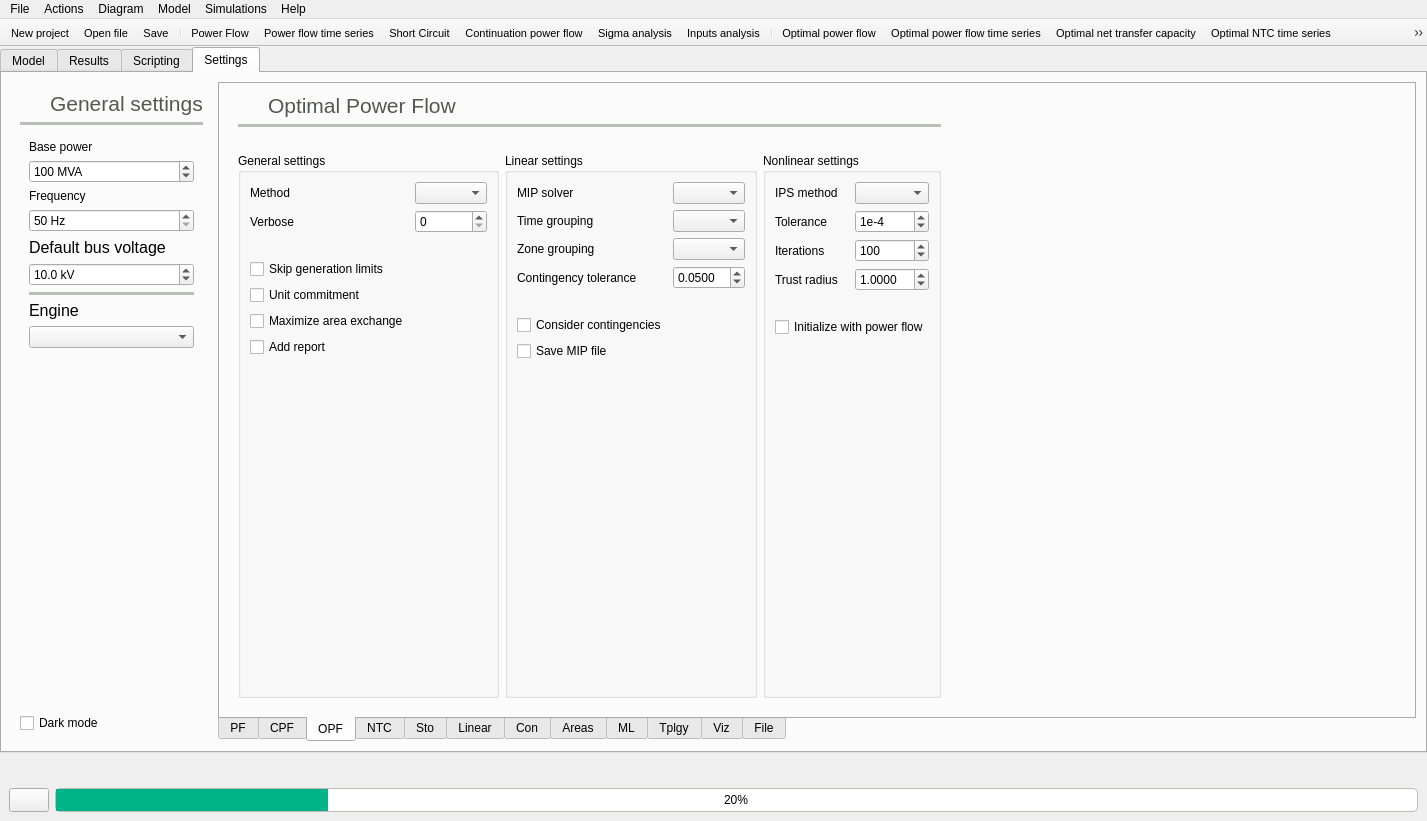
Before: the Qt Designer form src/GridCal/Gui/Main/MainWindow.ui in SanPen/GridCal, drawn with Qt 5.
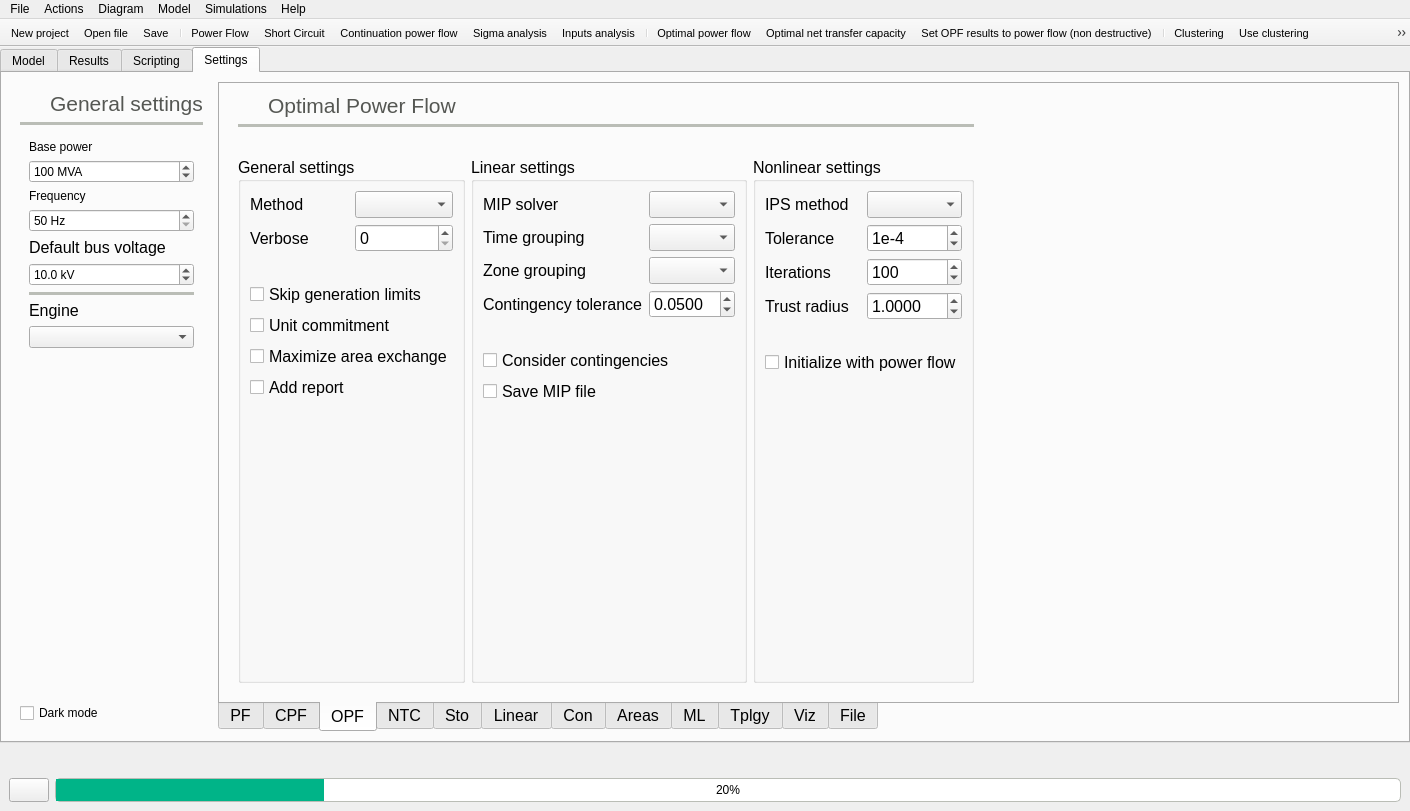
After: the same form once the commit is applied. The open tabs and pages were chosen to show the change. Icons and pictures are not drawn.

What changed in the file:
```diff
--- a/src/GridCal/Gui/Main/MainWindow.ui
+++ b/src/GridCal/Gui/Main/MainWindow.ui
@@ -6,8 +6,8 @@
    <rect>
     <x>0</x>
     <y>0</y>
-    <width>1427</width>
-    <height>821</height>
+    <width>1410</width>
+    <height>811</height>
    </rect>
   </property>
   <property name="baseSize">
@@ -2253,6 +2253,11 @@
           <property name="enabled">
            <bool>true</bool>
           </property>
+          <property name="font">
+           <font>
+            <pointsize>12</pointsize>
+           </font>
+          </property>
           <property name="toolTip">
            <string>Select the solver in the OPF tab and the areas in the areas tab</string>
           </property>
@@ -2263,11 +2268,20 @@
            <enum>QTabWidget::South</enum>
           </property>
           <property name="currentIndex">
-           <number>0</number>
+           <number>10</number>
+          </property>
+          <property name="iconSize">
+           <size>
+            <width>16</width>
+            <height>16</height>
+           </size>
           </property>
           <property name="elideMode">
            <enum>Qt::ElideNone</enum>
           </property>
+          <property name="usesScrollButtons">
+           <bool>false</bool>
+          </property>
           <property name="documentMode">
            <bool>false</bool>
           </property>
@@ -3142,6 +3156,7 @@
                 <widget class="QGroupBox" name="groupBox_3">
                  <property name="font">
                   <font>
+                   <pointsize>12</pointsize>
                    <bold>false</bold>
                   </font>
                  </property>
@@ -3277,6 +3292,7 @@
                 <widget class="QGroupBox" name="groupBox">
                  <property name="font">
                   <font>
+                   <pointsize>12</pointsize>
                    <bold>false</bold>
                   </font>
                  </property>
@@ -3298,23 +3314,6 @@
                     </property>
                    </widget>
                   </item>
-                  <item row="5" column="0">
-                   <widget class="QCheckBox" name="considerContingenciesOpfCheckBox">
-                    <property name="text">
-                     <string>Consider contingencies</string>
-                    </property>
-                   </widget>
-                  </item>
-                  <item row="9" column="0">
-                   <widget class="QCheckBox" name="save_mip_checkBox">
-                    <property name="toolTip">
-                     <string>&lt;html&gt;&lt;head/&gt;&lt;body&gt;&lt;p&gt;The program will save the MIP file in .lp format in the user GridCal folder before running a linear optimization study.&lt;/p&gt;&lt;/body&gt;&lt;/html&gt;</string>
-                    </property>
-                    <property name="text">
-                     <string>Save MIP file</string>
-                    </property>
-                   </widget>
-                  </item>
                   <item row="3" column="1">
                    <widget class="QDoubleSpinBox" name="opfContingencyToleranceSpinBox">
                     <property name="toolTip">
@@ -3372,13 +3371,30 @@
                     </property>
                    </spacer>
                   </item>
-                  <item row="4" column="0">
+                  <item row="4" column="0" colspan="2">
                    <widget class="QLabel" name="label_132">
                     <property name="text">
                      <string/>
                     </property>
                    </widget>
                   </item>
+                  <item row="5" column="0" colspan="2">
+                   <widget class="QCheckBox" name="considerContingenciesOpfCheckBox">
+                    <property name="text">
+                     <string>Consider contingencies</string>
+                    </property>
+                   </widget>
+                  </item>
+                  <item row="9" column="0" colspan="2">
+                   <widget class="QCheckBox" name="save_mip_checkBox">
+                    <property name="toolTip">
+                     <string>&lt;html&gt;&lt;head/&gt;&lt;body&gt;&lt;p&gt;The program will save the MIP file in .lp format in the user GridCal folder before running a linear optimization study.&lt;/p&gt;&lt;/body&gt;&lt;/html&gt;</string>
+                    </property>
+                    <property name="text">
+                     <string>Save MIP file</string>
+                    </property>
+                   </widget>
+                  </item>
                  </layout>
                 </widget>
                </item>
@@ -3386,6 +3402,7 @@
                 <widget class="QGroupBox" name="groupBox_2">
                  <property name="font">
                   <font>
+                   <pointsize>12</pointsize>
                    <bold>false</bold>
                   </font>
                  </property>
@@ -3427,13 +3444,6 @@
                     </property>
                    </widget>
                   </item>
-                  <item row="5" column="0">
-                   <widget class="QCheckBox" name="opfMaximizeExcahngeCheckBox">
-                    <property name="text">
-                     <string>Maximize area exchange</string>
-                    </property>
-                   </widget>
-                  </item>
                   <item row="1" column="1">
                    <widget class="QSpinBox" name="ips_verbose_spinBox">
                     <property name="toolTip">
@@ -3441,13 +3451,6 @@
                     </property>
                    </widget>
                   </item>
-                  <item row="3" column="0">
-                   <widget class="QCheckBox" name="skipOpfGenerationLimitsCheckBox">
-                    <property name="text">
-                     <string>Skip generation limits</string>
-                    </property>
-                   </widget>
-                  </item>
                   <item row="6" column="0" colspan="2">
                    <widget class="QCheckBox" name="addOptimalPowerFlowReportCheckBox">
                     <property name="toolTip">
@@ -3458,17 +3461,31 @@
                     </property>
                    </widget>
                   </item>
-                  <item row="4" column="0">
+                  <item row="2" column="0">
+                   <widget class="QLabel" name="label_133">
+                    <property name="text">
+                     <string/>
+                    </property>
+                   </widget>
+                  </item>
+                  <item row="5" column="0" colspan="2">
+                   <widget class="QCheckBox" name="opfMaximizeExcahngeCheckBox">
+                    <property name="text">
+                     <string>Maximize area exchange</string>
+                    </property>
+                   </widget>
+                  </item>
+                  <item row="4" column="0" colspan="2">
                    <widget class="QCheckBox" name="opfUnitCommitmentCheckBox">
                     <property name="text">
                      <string>Unit commitment</string>
                     </property>
                    </widget>
                   </item>
-                  <item row="2" column="0">
-                   <widget class="QLabel" name="label_133">
+                  <item row="3" column="0" colspan="2">
+                   <widget class="QCheckBox" name="skipOpfGenerationLimitsCheckBox">
                     <property name="text">
-                     <string/>
+                     <string>Skip generation limits</string>
                     </property>
                    </widget>
                   </item>
@@ -8675,7 +8692,7 @@
     <rect>
      <x>0</x>
      <y>0</y>
-     <width>1427</width>
+     <width>1410</width>
      <height>24</height>
     </rect>
    </property>
@@ -8868,16 +8885,13 @@
    <addaction name="actionSave"/>
    <addaction name="separator"/>
    <addaction name="actionPower_flow"/>
-   <addaction name="actionPower_Flow_Time_series"/>
    <addaction name="actionShort_Circuit"/>
    <addaction name="actionVoltage_stability"/>
    <addaction name="actionSigma_analysis"/>
    <addaction name="actionInputs_analysis"/>
    <addaction name="separator"/>
    <addaction name="actionOPF"/>
-   <addaction name="actionOPF_time_series"/>
    <addaction name="actionOptimal_Net_Transfer_Capacity"/>
-   <addaction name="actionOptimal_Net_Transfer_Capacity_Time_Series"/>
    <addaction name="actionOpf_to_Power_flow"/>
    <addaction name="separator"/>
    <addaction name="actionClustering"/>
@@ -8887,14 +8901,12 @@
    <addaction name="actionInvestments_evaluation"/>
    <addaction name="separator"/>
    <addaction name="actionLinearAnalysis"/>
-   <addaction name="actionPTDF_time_series"/>
    <addaction name="actionAdd_selected_to_contingency"/>
    <addaction name="actionInitialize_contingencies"/>
    <addaction name="actionContingency_analysis"/>
-   <addaction name="actionOTDF_time_series"/>
    <addaction name="actionATC"/>
-   <addaction name="actionATC_Time_Series"/>
    <addaction name="separator"/>
+   <addaction name="actionactivate_time_series"/>
    <addaction name="actionBigger_nodes"/>
    <addaction name="actionSmaller_nodes"/>
    <addaction name="actionCenter_view"/>
@@ -9851,6 +9863,24 @@
     <string>Edit simulation time limits</string>
    </property>
   </action>
+  <action name="actionactivate_time_series">
+   <property name="checkable">
+    <bool>true</bool>
+   </property>
+   <property name="icon">
+    <iconset resource="icons.qrc">
+     <normaloff>:/Icons/icons/time_series.svg</normaloff>:/Icons/icons/time_series.svg</iconset>
+   </property>
+   <property name="text">
+    <string>activate time series</string>
+   </property>
+   <property name="toolTip">
+    <string>&lt;html&gt;&lt;head/&gt;&lt;body&gt;&lt;p&gt;&lt;span style=&quot; font-weight:700;&quot;&gt;Time series flag&lt;/span&gt;&lt;/p&gt;&lt;p&gt;When activated, the simulations run their time series version&lt;/p&gt;&lt;/body&gt;&lt;/html&gt;</string>
+   </property>
+   <property name="shortcut">
+    <string>Ctrl+T</string>
+   </property>
+  </action>
  </widget>
  <resources>
   <include location="icons.qrc"/>
```
Left out of the diff: 507 changed lines with no effect on the pictures.
